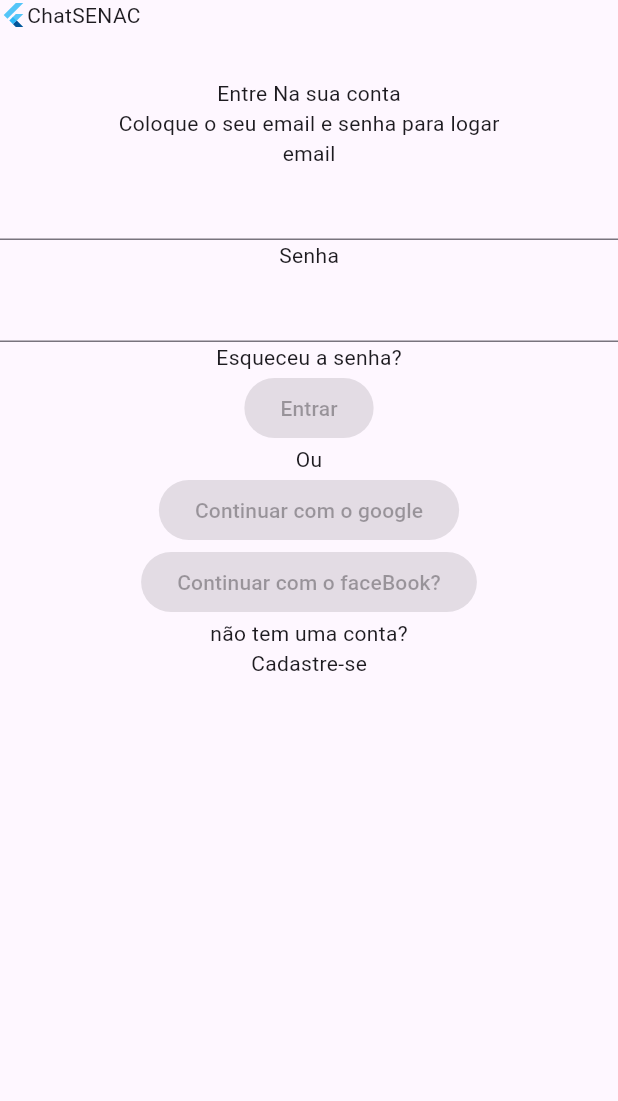
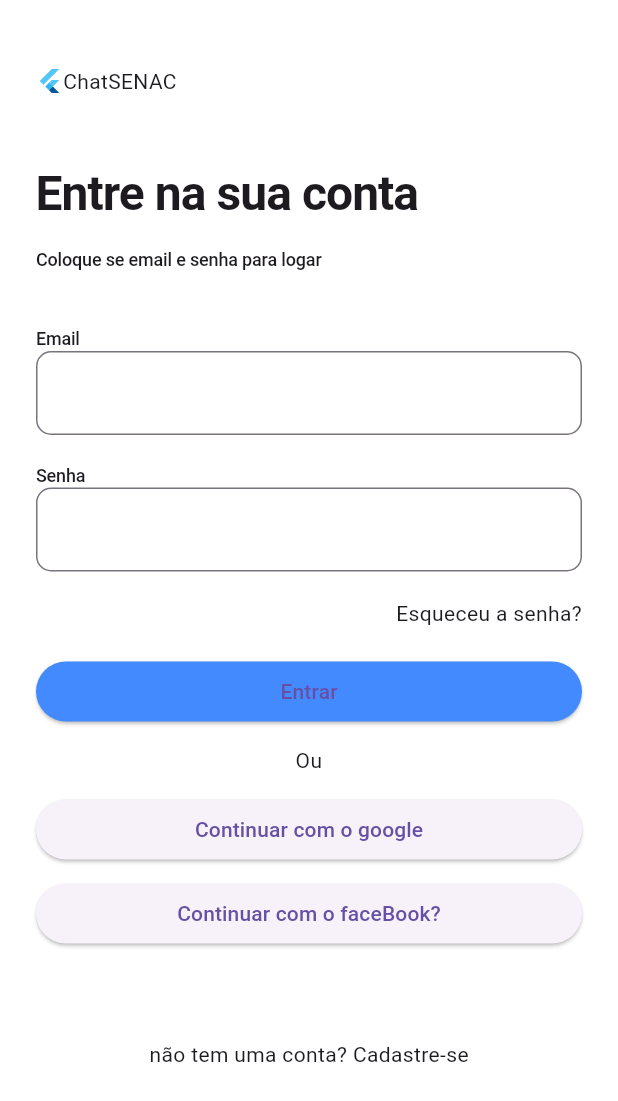
Before and after one commit to Spikee0/Chat-SENAC, a Flutter app: the screen it shows after launch, on a phone screen of 412 x 824 dp. Shown: the top 1101 px of the screen. Run offline on Flutter 3.47's test engine with Material 3 defaults, Android fonts, the phone set to English and light mode, and no system bars; Roboto replaces fonts that are missing (inter).

Commit message:
Commit do style

```diff
--- /dev/null
+++ b/lib/Utilitarios/tipografia.dart
@@ -0,0 +1,26 @@
+import 'package:flutter/material.dart';
+
+class Tipografia{
+  static TextStyle h1 = TextStyle(
+      fontSize: 32,
+      fontWeight: FontWeight.bold,
+      fontFamily: "inter",
+    height: 1.3,
+    letterSpacing: 32 * -0.02 ,
+      );
+  static TextStyle subtitulo = TextStyle(
+    fontSize: 12,
+    fontWeight: FontWeight.w500,
+    fontFamily: "inter",
+    height: 1.4,
+    letterSpacing: 12 * -0.01,
+  );
+  static TextStyle link = TextStyle(
+    fontSize: 12,
+    fontWeight: FontWeight.w600,
+    fontFamily: "inter",
+    height: 1.4,
+    letterSpacing: 12 * -0.01,
+    color: Colors.blue,
+  );
+}
--- a/lib/main.dart
+++ b/lib/main.dart
@@ -1,4 +1,5 @@
 import 'package:flutter/material.dart';
+import 'package:primeiro_app/Utilitarios/tipografia.dart';
 
 void main() {
   runApp(MyApp());
@@ -7,7 +8,12 @@ void main() {
 class MyApp extends StatelessWidget {
   @override
   Widget build(BuildContext context) {
-    return MaterialApp(home: Scaffold(body: Login()));
+    return MaterialApp(
+      home: Scaffold(
+        backgroundColor: Colors.white,
+        body: SafeArea(child: Padding(padding: EdgeInsets.all(24), child: Login(),)),
+      ),
+    );
   }
 }
 
@@ -15,26 +21,58 @@ class Login extends StatelessWidget {
   @override
   Widget build(BuildContext context) {
     return Column(
+      crossAxisAlignment: CrossAxisAlignment.stretch,
       children: [
-        Row(children: [FlutterLogo(size: 18), Text('ChatSENAC')]),
-        SizedBox(height: 32),
-
-        Text("Entre Na sua conta"),
-        Text("Coloque o seu email e senha para logar"),
-        Text("email"),
-        TextField(),
-        Text("Senha"),
-        TextField(),
-        InkWell(child: Text("Esqueceu a senha?")),
-        ElevatedButton(onPressed: null, child: Text("Entrar")),
-        Text("Ou"),
-        ElevatedButton(onPressed: null, child: Text("Continuar com o google")),
+        SizedBox(height: 12),
+        Row(
+          children: [
+            FlutterLogo(size: 18),
+            Text('ChatSENAC'),
+            SizedBox(height: 36),
+          ],
+        ),
+        //Titulos
+        SizedBox(height: 36),
+        Text("Entre na sua conta", style: Tipografia.h1),
+        SizedBox(height: 14,),
+        Text(
+          "Coloque se email e senha para logar",
+          style: Tipografia.subtitulo,
+        ),
+        SizedBox(height: 36,),
+        Text("Email", style: Tipografia.subtitulo),
+        TextField(decoration: InputDecoration(
+          border: OutlineInputBorder(borderRadius: BorderRadius.circular(10),)
+        ),),
+        SizedBox(height: 18,),
+        Text("Senha", style: Tipografia.subtitulo),
+        TextField(decoration: InputDecoration(
+          border: OutlineInputBorder(borderRadius: BorderRadius.circular(10),),
+        ),),
+        SizedBox(height: 18,),
+        InkWell(child: Text("Esqueceu a senha?", textAlign: TextAlign.right)),
+        SizedBox(height: 18,),
+        ElevatedButton(onPressed: () {}, style: ElevatedButton.styleFrom(
+          backgroundColor: Colors.blueAccent
+        ), child: Text("Entrar")),
+        SizedBox(height: 12,),
+        Text("Ou",textAlign: TextAlign.center),
+        SizedBox(height: 12,),
+        ElevatedButton(onPressed: () {}, child: Text("Continuar com o google")),
+        SizedBox(height: 8,),
         ElevatedButton(
-          onPressed: null,
+          onPressed: () {},
           child: Text("Continuar com o faceBook?"),
         ),
-        Text("não tem uma conta?"),
-        InkWell(child: Text("Cadastre-se")),
+        SizedBox(height: 60),
+
+        Row(
+          mainAxisAlignment: MainAxisAlignment.center,
+          children: [
+            Text("não tem uma conta?"),
+            InkWell(child: Text(" Cadastre-se")),
+          ],
+        ),
       ],
     );
   }
```
